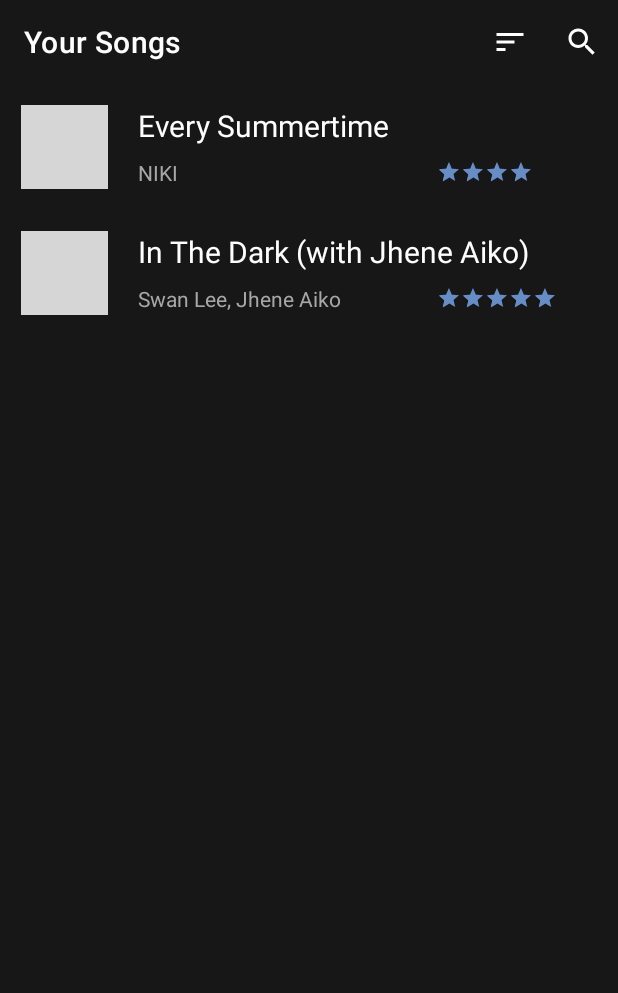
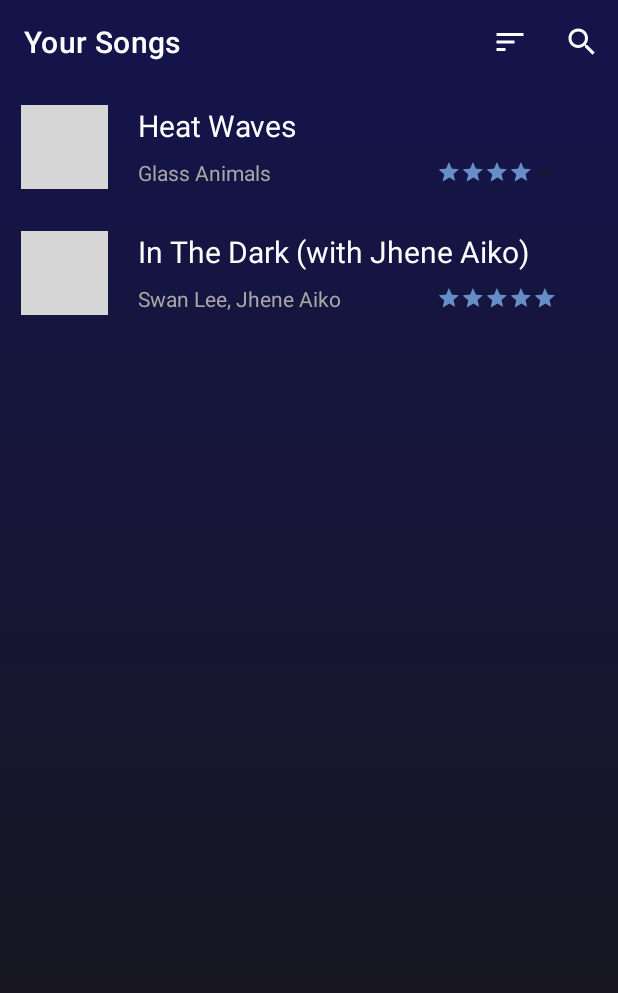
Before and after one commit to joyajeong/muse, an Android app: the MainActivity screen opened directly, with no data from a screen before it, after a tap on "SEE YOUR SONGS", on a phone screen of 412 x 824 dp. Shown: the top 993 px of the screen. Run offline under Robolectric (Android 15) with nearby library versions, the phone set to English and light mode, and no system bars; our stand-ins replace Volley; libraries missing offline, so code that uses them is left out: com.daprlabs.cardstack; network calls fail; pictures from the network do not load; 2 statements that could not run were skipped; grey boxes are pictures that could not be loaded.

Commit message:
Colour adapting, API call URL fixed, prevent adding same songs

```diff
--- a/app/build.gradle
+++ b/app/build.gradle
@@ -38,7 +38,7 @@ dependencies {
     androidTestImplementation 'androidx.test.espresso:espresso-core:3.4.0'
     implementation "androidx.recyclerview:recyclerview:1.2.1"
     implementation "androidx.recyclerview:recyclerview-selection:1.1.0"
-    implementation 'com.github.bumptech.glide:glide:4.8.0'
+    implementation 'com.github.bumptech.glide:glide:4.9.0'
     annotationProcessor 'com.github.bumptech.glide:compiler:4.8.0'
     implementation 'com.android.volley:volley:1.2.1'
     implementation 'com.google.code.gson:gson:2.8.5'
@@ -46,5 +46,5 @@ dependencies {
     implementation 'com.daprlabs.aaron:cardstack:0.3.1-beta0'
     implementation 'androidx.cardview:cardview:1.0.0'
     implementation 'link.fls:swipestack:0.3.0'
-    implementation 'com.android.support:palette-v7:21.0.0'
+    implementation 'com.android.support:palette-v7:28.0.0'
 }
--- a/app/src/main/java/au/edu/unsw/infs3634/musicrecommender/Artist.java
+++ b/app/src/main/java/au/edu/unsw/infs3634/musicrecommender/Artist.java
@@ -3,10 +3,12 @@ package au.edu.unsw.infs3634.musicrecommender;
 public class Artist {
     private String id;
     private String name;
+    private String[] genres;
 
-    public Artist(String id, String name) {
+    public Artist(String id, String name, String[] genres) {
         this.name = name;
         this.id = id;
+        this.genres = genres;
     }
 
     public String getId() {
@@ -25,4 +27,7 @@ public class Artist {
         this.name = name;
     }
 
+    public String[] getGenres() {
+        return genres;
+    }
 }
--- a/app/src/main/java/au/edu/unsw/infs3634/musicrecommender/DeckAdapter.java
+++ b/app/src/main/java/au/edu/unsw/infs3634/musicrecommender/DeckAdapter.java
@@ -53,7 +53,6 @@ public class DeckAdapter extends BaseAdapter {
 
     @Override
     public View getView(int position, View convertView, ViewGroup parent) {
-        Log.d(TAG, "in getView");
         // in get view method we are inflating our layout on below line.
         View v = convertView;
         if (v == null) {
@@ -75,7 +74,7 @@ public class DeckAdapter extends BaseAdapter {
                 .load(songData.get(position).getAlbum().getImages().get(1).getURL())
                 .into(songImage);
 
-        RatingBar ratingBar = (RatingBar) v.findViewById(R.id.ratingBarCard);
+        RatingBar ratingBar = v.findViewById(R.id.ratingBarCard);
         ratingBar.setRating(2);
         numStars = 2;
         ratingBar.setOnRatingBarChangeListener(new RatingBar.OnRatingBarChangeListener() {
--- a/app/src/main/java/au/edu/unsw/infs3634/musicrecommender/MainActivity.java
+++ b/app/src/main/java/au/edu/unsw/infs3634/musicrecommender/MainActivity.java
@@ -4,23 +4,16 @@ import android.content.Intent;
 import android.content.SharedPreferences;
 import android.os.Bundle;
 import android.util.Log;
-import android.view.Menu;
-import android.view.MenuInflater;
-import android.view.MenuItem;
 import android.view.View;
 import android.widget.Button;
-import android.widget.SearchView;
 import android.widget.Toast;
 
-import androidx.annotation.NonNull;
 import androidx.appcompat.app.AppCompatActivity;
 
 import com.daprlabs.cardstack.SwipeDeck;
-import com.google.android.material.bottomnavigation.BottomNavigationView;
 
 import java.text.DateFormat;
 import java.text.SimpleDateFormat;
-import java.time.LocalTime;
 import java.util.ArrayList;
 import java.util.Calendar;
 import java.util.Date;
@@ -29,14 +22,13 @@ import java.util.TimeZone;
 //Swiping feature source code from https://github.com/aaronbond/Swipe-Deck
 
 public class MainActivity extends AppCompatActivity {
-    // on below line we are creating variable
-    // for our array list and swipe deck.
+
     private SwipeDeck cardStack;
     private ArrayList<Song> recommendedTracks;
     private RecommendationService recommendationService;
+    private ArtistService artistService;
     private static final String TAG = "MainActivity";
     private ArrayList<LikedSong> likedSongs = SongListActivity.likedSongs;
-//    BottomNavigationView bottomNavigationView;
 
     @Override
     protected void onCreate(Bundle savedInstanceState) {
@@ -45,7 +37,7 @@ public class MainActivity extends AppCompatActivity {
         Log.d(TAG, "onCreate: Starting launch");
         // on below line we are initializing our array list and swipe deck.
         recommendationService = new RecommendationService(getApplicationContext());
-        getRecommendedTracks();
+        getRecommendedSongs();
         cardStack = (SwipeDeck) findViewById(R.id.swipe_deck);
 
         //Display personalised menu title
@@ -57,9 +49,9 @@ public class MainActivity extends AppCompatActivity {
         Log.i("current time: ", localTime);
         String greeting = "Hello";
         //need to check this
-        if (currentTime >= 1200) {
+        if (currentTime >= 1200 && currentTime < 1800) {
             greeting = "Good Afternoon";
-        } else if (currentTime > 1759) {
+        } else if (currentTime >= 1800) {
             greeting = "Good Night";
         } else if (currentTime >= 0 && currentTime < 1200) {
             greeting = "Good Morning";
@@ -67,11 +59,6 @@ public class MainActivity extends AppCompatActivity {
         SharedPreferences sharedPreferences = this.getSharedPreferences("SPOTIFY", 0);
         getSupportActionBar().setTitle(greeting + ", " + sharedPreferences.getString("display_name", "No User"));
         getSupportActionBar().setElevation(0);
-
-        //Bottom navigation
-//        bottomNavigationView = findViewById(R.id.bottomNavigationView);
-//        bottomNavigationView.setOnNavigationItemSelectedListener(this);
-//        bottomNavigationView.setSelectedItemId(R.id.person);
 
         //When user wants to go to their list of songs
         Button btnToSongList = findViewById(R.id.btnToList);
@@ -83,50 +70,58 @@ public class MainActivity extends AppCompatActivity {
             }
         });
 
-        // on below line we are setting event callback to our card stack.
+        //Setting event callback to the card stack.
         cardStack.setEventCallback(new SwipeDeck.SwipeEventCallback() {
             @Override
-            public void cardSwipedLeft(int position) {
-                // on card swipe left we are displaying a toast message.
-//                Toast.makeText(SwipePracticeActivity.this, "Card Swiped Left", Toast.LENGTH_SHORT).show();
+            public void cardSwipedRight(int position) {
+                Song currentSong = recommendedTracks.get(position);
+                String description = "A song called " + currentSong.getName() + " by "
+                        + LikedSong.formatArtistNames(currentSong.getArtists()) + " in the album "
+                        + currentSong.getAlbum().getName();
+
+                //Check that a rating has been chosen before adding to Liked Songs list
+                //AND that the song doesn't already exist in their list
+                if (DeckAdapter.numStars > 0 && noDuplicates(currentSong.getId())) {
+                    likedSongs.add(new LikedSong(currentSong.getId(), currentSong.getName(),
+                            currentSong.getArtists(), "POP", description, DeckAdapter.numStars,
+                            currentSong.getAlbum().getImages().get(1).getURL()));
+                    showToast("Song added");
+//                    artistService = new ArtistService(getApplicationContext());
+//                    getArtist(currentSong.getArtists());
+                } else {
+                    //This doesnt go with the noDuplicates thing
+                    showToast("Please give the song a rating");
+                }
             }
 
             @Override
-            public void cardSwipedRight(int position) {
-                // on card swiped to right we are displaying a toast message.
-                if (DeckAdapter.numStars > 0) {
-                    likedSongs.add(new LikedSong(recommendedTracks.get(position).getId(),
-                            recommendedTracks.get(position).getName(), recommendedTracks.get(position).getArtists(),
-                            "POP", "sample dec", DeckAdapter.numStars,
-                            recommendedTracks.get(position).getAlbum().getImages().get(1).getURL()));
-                    showToast("Song added");
-                } else {
-                    showToast("Please give the song a rating");
-                }
+            public void cardSwipedLeft(int position) {
+
             }
 
             @Override
             public void cardsDepleted() {
                 // this method is called when no card is present
                 Toast.makeText(MainActivity.this, "No more songs present", Toast.LENGTH_SHORT).show();
+                Log.d(TAG, "cardsDepleted: creating new recommendations...");
+                recommendationService.emptySongs();
+                getRecommendedSongs();
             }
 
             @Override
             public void cardActionDown() {
-                // this method is called when card is swipped down.
-                Log.i("TAG", "CARDS MOVED DOWN");
+
             }
 
             @Override
             public void cardActionUp() {
-                // this method is called when card is moved up.
-                Log.i("TAG", "CARDS MOVED UP");
+
             }
         });
     }
 
-    private void getRecommendedTracks() {
-        recommendationService.getRecommendedSong(() -> {
+    private void getRecommendedSongs() {
+        recommendationService.getRecommendedSongs(() -> {
             recommendedTracks = recommendationService.getSongs();
 
             // on below line we are creating a variable for our adapter class and passing array list to it.
@@ -137,6 +132,21 @@ public class MainActivity extends AppCompatActivity {
         });
     }
 
+    private boolean noDuplicates(String id) {
+        ArrayList<String> trackIDs = new ArrayList<>();
+        for (int i = 0; i < LikedSong.getLikedSongs().size(); i++) {
+            trackIDs.add(LikedSong.getLikedSongs().get(i).getId());
+        }
+        if (trackIDs.contains(id)) {
+            return false;
+        }
+        return true;
+    }
+//    private void getArtist(ArrayList<Artist> artists) {
+//        artistService.getArtist(artists.get(0) -> {
+//            Artist a = artistService.getArtists();
+//        });
+//    }
     private void showToast(String message) {
         Toast toast= Toast.makeText(getApplicationContext(), message, Toast.LENGTH_SHORT);
         toast.show();
--- a/app/src/main/java/au/edu/unsw/infs3634/musicrecommender/MainActivityDraft.java
+++ b/app/src/main/java/au/edu/unsw/infs3634/musicrecommender/MainActivityDraft.java
@@ -112,7 +112,7 @@ public class MainActivityDraft extends AppCompatActivity {
 //    }
 
     private void getRecommendedTracks() {
-        recommendationService.getRecommendedSong(() -> {
+        recommendationService.getRecommendedSongs(() -> {
             recommendedTracks = recommendationService.getSongs();
             Glide.with(ivSongImage.getContext())
                     .load(recommendedTracks.get(0).getAlbum().getImages().get(1).getURL())
--- a/app/src/main/java/au/edu/unsw/infs3634/musicrecommender/RecommendationService.java
+++ b/app/src/main/java/au/edu/unsw/infs3634/musicrecommender/RecommendationService.java
@@ -35,37 +35,46 @@ public class RecommendationService {
         return songs;
     }
 
-    public ArrayList<Artist> getArtists() {
+    public void emptySongs() {
+        songs.removeAll(songs);
+    }
+
+    //Gets the artists of the latest two liked songs
+    private String[] getSeedArtists() {
+        //Default artists when user has not liked any songs yet
+        String artists[] = {"1zNqQNIdeOUZHb8zbZRFMX", "5ZS223C6JyBfXasXxrRqOk"};
+        if (LikedSong.getLikedSongs().size() > 0) {
+            Log.i("In RecommendationService", " getting latest seed artists ");
+            for (int i = 1; i < 3; i++) {
+                artists[i-1] = LikedSong.getLikedSongs().get(LikedSong.getLikedSongs().size() - i).getArtists().get(0).getId();
+            }
+        }
         return artists;
     }
 
-    private String seedArtists[] = {"1zNqQNIdeOUZHb8zbZRFMX", "5ZS223C6JyBfXasXxrRqOk"};
+    //Gets the latest two liked tracks
+    private String[] getSeedTracks() {
+        //Default songs when user has not liked any songs yet
+        String tracks[] = {"0zaoWwS8RpE3LSDdmkg8TC", "06nIuUCXydh4DcVfFhJa4R"};
 
-    private String seedTracks[] = {"0zaoWwS8RpE3LSDdmkg8TC"};
-
-    private String[] getSeedArtists() {
-        for (int i = 0; i < LikedSong.getLikedSongs().size(); i++) {
-            seedArtists[i] = LikedSong.getLikedSongs().get(i).getArtists().get(i).getId();
+        if (LikedSong.getLikedSongs().size() > 0) {
+            for (int i = 1; i < 3; i++) {
+                tracks[i-1] = LikedSong.getLikedSongs().get(LikedSong.getLikedSongs().size()-i).getId();
+            }
         }
-        return seedArtists;
+        return tracks;
     }
 
-    public ArrayList<Song> getRecommendedSong(final VolleyCallBack callBack) {
-        String URL;
-//        if (LikedSong.getLikedSongs().size() > 1) {
-//            //how to add as many seed artists/tracks as i want
-//            Log.i("where", "in getting seeds");
-//            seedArtists = getSeedArtists();
-//            getRequest = "https://api.spotify.com/v1/recommendations?limit=1&market=AU"
-//                    + "&seed_artists=" + seedArtists[0] + "%2C" + seedArtists[1]
-//                    + "&seed_genres=" + "pop"
-//                    + "&seed_tracks=" + seedTracks[0];
-//        } else {
-        URL = "https://api.spotify.com/v1/recommendations?limit=10&market=AU"
+    public ArrayList<Song> getRecommendedSongs(final VolleyCallBack callBack) {
+        //The limit for the number of seeds (e.g. artists, tracks, genres) is 5.
+        //Therefore, 2 artists, 2 tracks and 1 genre is chosen
+        String seedArtists[] = getSeedArtists();
+        String seedTracks[] = getSeedTracks();
+
+        String URL = "https://api.spotify.com/v1/recommendations?limit=10&market=AU"
                 + "&seed_artists=" + seedArtists[0] + "%2C" + seedArtists[1]
                 + "&seed_genres=" + "pop"
-                + "&seed_tracks=" + seedTracks[0];
-//    }
+                + "&seed_tracks=" + seedTracks[0] + "%2C" + seedTracks[0];
 
         JsonObjectRequest jsonObjectRequest = new JsonObjectRequest
                 (Request.Method.GET, URL, null, response -> {
--- a/app/src/main/java/au/edu/unsw/infs3634/musicrecommender/SongListActivity.java
+++ b/app/src/main/java/au/edu/unsw/infs3634/musicrecommender/SongListActivity.java
@@ -18,6 +18,7 @@ import java.util.ArrayList;
 
 public class SongListActivity extends AppCompatActivity {
     private ArrayList<LikedSong> songs;
+    private RecyclerView recyclerView;
     private RecyclerViewAdapter adapter;
     static ArrayList<LikedSong> likedSongs = new ArrayList<LikedSong>();
     private static final String TAG = "SongListActivity";
@@ -37,7 +38,12 @@ public class SongListActivity extends AppCompatActivity {
         getSupportActionBar().setTitle("Your Songs");
         getSupportActionBar().setElevation(0);
 
-        RecyclerView recyclerView = findViewById(R.id.rvSongs);
+    }
+
+    @Override
+    protected void onStart() {
+        super.onStart();
+        recyclerView = findViewById(R.id.rvSongs);
         RecyclerViewAdapter.ClickListener listener = new RecyclerViewAdapter.ClickListener() {
             @Override
             public void onClick(View view, int position) {
@@ -53,25 +59,6 @@ public class SongListActivity extends AppCompatActivity {
         recyclerView.setAdapter(adapter);
         RecyclerView.LayoutManager layoutManager = new LinearLayoutManager(getApplicationContext());
         recyclerView.setLayoutManager(layoutManager);
-
-
-//        SearchView search = findViewById(R.id.searchSongs);
-//        // perform set on query text listener event
-//        search.setOnQueryTextListener(new SearchView.OnQueryTextListener() {
-//            @Override
-//            public boolean onQueryTextSubmit(String query) {
-//                // do something on text submit
-//                adapter.getFilter().filter(query);
-//                return false;
-//            }
-//
-//            @Override
-//            public boolean onQueryTextChange(String newText) {
-//                //do something when text changes
-//                adapter.getFilter().filter(newText);
-//                return false;
-//            };
-//        });
     }
 
     @Override
@@ -113,15 +100,13 @@ public class SongListActivity extends AppCompatActivity {
     }
 
     private void addSongs() {
-
         ArrayList<Artist> artist1 = new ArrayList<>();
-        artist1.add(new Artist("2kxP07DLgs4xlWz8YHlvfh", "NIKI"));
-
+        String[] genres = {"pop"};
+        artist1.add(new Artist("4yvcSjfu4PC0CYQyLy4wSq", "Glass Animals", genres));
         ArrayList<Artist> artist2 = new ArrayList<>();
-        artist2.add(new Artist("1zNqQNIdeOUZHb8zbZRFMX", "Swan Lee"));
-        artist2.add(new Artist("5ZS223C6JyBfXasXxrRqOk", "Jhene Aiko"));
-        likedSongs.add(new LikedSong("06nIuUCXydh4DcVfFhJa4R", "Every Summertime", artist1, "POP", "A song from the Shang-Chi soundtrack", 4, "https://i.scdn.co/image/ab67616d0000b2735843d11205f6dd6a2ab5f967"));
+        artist2.add(new Artist("1zNqQNIdeOUZHb8zbZRFMX", "Swan Lee", genres));
+        artist2.add(new Artist("5ZS223C6JyBfXasXxrRqOk", "Jhene Aiko", genres));
+        likedSongs.add(new LikedSong("3USxtqRwSYz57Ewm6wWRMp", "Heat Waves", artist1, "POP", "A song called Heat Waves by Glass Animals in the album Dreamland", 4, "https://i2.wp.com/marvelousgeeksmedia.com/wp-content/uploads/2021/05/heat-waves-1615254349.jpeg?ssl=1"));
         likedSongs.add(new LikedSong("0zaoWwS8RpE3LSDdmkg8TC", "In The Dark (with Jhene Aiko)", artist2, "POP", "A song from the Shang-Chi soundtrack", 5, "https://i.scdn.co/image/ab67616d0000b2735843d11205f6dd6a2ab5f967"));
-
     }
 }
--- /dev/null
+++ b/app/src/main/res/drawable/gradient_background.xml
@@ -0,0 +1,8 @@
+<?xml version="1.0" encoding="utf-8"?>
+<shape xmlns:android="http://schemas.android.com/apk/res/android">
+    <gradient
+        android:type="linear"
+        android:angle="90"
+        android:startColor="@color/dark_gray"
+        android:endColor="#15144A" />
+</shape>
--- a/app/src/main/res/layout/activity_main.xml
+++ b/app/src/main/res/layout/activity_main.xml
@@ -6,7 +6,7 @@
     android:layout_width="match_parent"
     android:layout_height="match_parent"
     android:orientation="vertical"
-    android:background="@color/dark_gray"
+    android:background="@drawable/gradient_background"
     tools:context=".MainActivity">
 
     <!--on below line we are creating a swipe
--- a/app/src/main/res/layout/activity_song_list.xml
+++ b/app/src/main/res/layout/activity_song_list.xml
@@ -4,7 +4,7 @@
     xmlns:tools="http://schemas.android.com/tools"
     android:layout_width="match_parent"
     android:layout_height="match_parent"
-    android:background="@color/dark_gray"
+    android:background="@drawable/gradient_background"
     tools:context=".SongListActivity">
 
     <androidx.recyclerview.widget.RecyclerView
--- a/app/src/main/res/values/colors.xml
+++ b/app/src/main/res/values/colors.xml
@@ -14,4 +14,7 @@
     <color name="purple">#5B58FB</color>
     <color name="dark_purple">#3F0071</color>
     <color name="secondary_text">#A7A7A7</color>
+    <color name="navy">#15144A</color>
+
+    040341
 </resources>
--- a/app/src/main/res/values/strings.xml
+++ b/app/src/main/res/values/strings.xml
@@ -1,5 +1,3 @@
 <resources>
     <string name="app_name">Music Recommender</string>
-    <!-- TODO: Remove or change this placeholder text -->
-    <string name="hello_blank_fragment">Hello blank fragment</string>
 </resources>
--- a/app/src/main/res/values/themes.xml
+++ b/app/src/main/res/values/themes.xml
@@ -2,7 +2,7 @@
     <!-- Base application theme. -->
     <style name="Theme.MusicRecommender" parent="Theme.MaterialComponents.DayNight.DarkActionBar">
         <!-- Primary brand color. -->
-        <item name="colorPrimary">@color/dark_gray</item>
+        <item name="colorPrimary">@color/navy</item>
         <item name="colorPrimaryVariant">@color/dark_gray</item>
         <item name="colorOnPrimary">@color/white</item>
         <!-- Secondary brand color. -->
@@ -10,7 +10,7 @@
         <item name="colorSecondaryVariant">@color/teal_700</item>
         <item name="colorOnSecondary">@color/black</item>
         <!-- Status bar color. -->
-        <item name="android:statusBarColor" tools:targetApi="l">?attr/colorPrimaryVariant</item>
+        <item name="android:statusBarColor" tools:targetApi="l">@color/navy</item>
         <!-- Customize your theme here. -->
         <item name="android:actionMenuTextAppearance">@style/MyActionBar.MenuTextStyle</item>
     </style>
```
Also changed, not shown: app/src/main/java/au/edu/unsw/infs3634/musicrecommender/Album.java (+7 -1 lines), app/src/main/java/au/edu/unsw/infs3634/musicrecommender/ArtistService.java (+7 -11 lines), app/src/main/java/au/edu/unsw/infs3634/musicrecommender/LikedSong.java (+4 -21 lines), app/src/main/java/au/edu/unsw/infs3634/musicrecommender/SongDetailActivity.java (+87 -20 lines), app/src/main/res/layout/activity_song_detail.xml (+17 -15 lines), app/src/main/res/layout/song_card_item.xml (+5 -4 lines).
